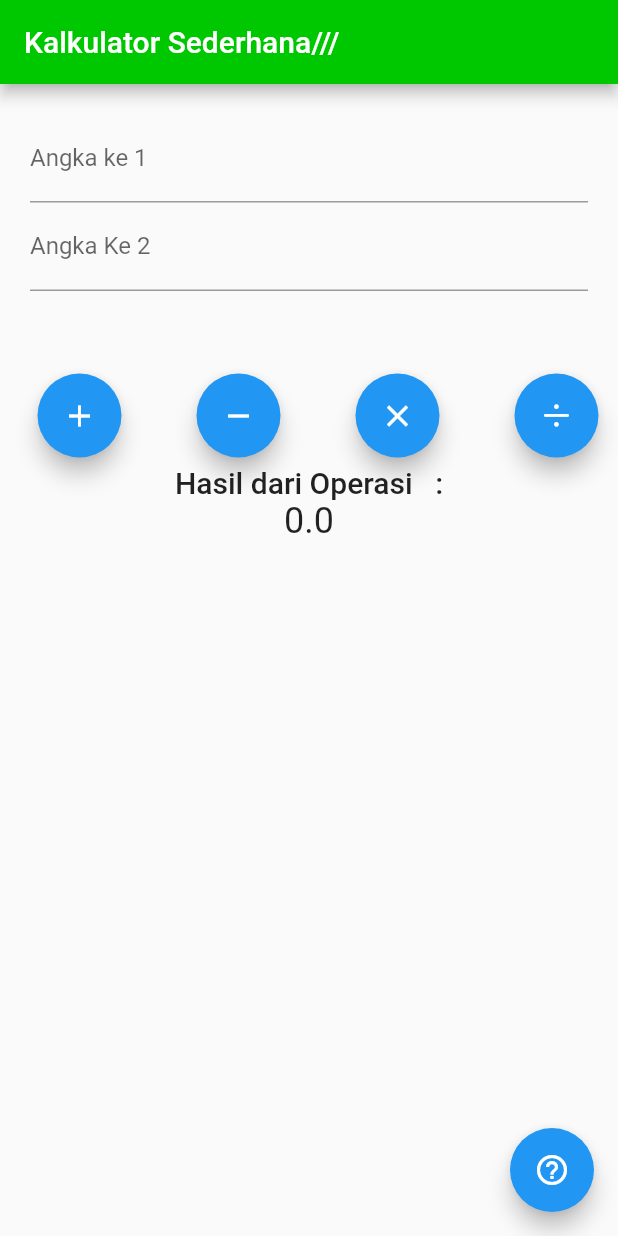
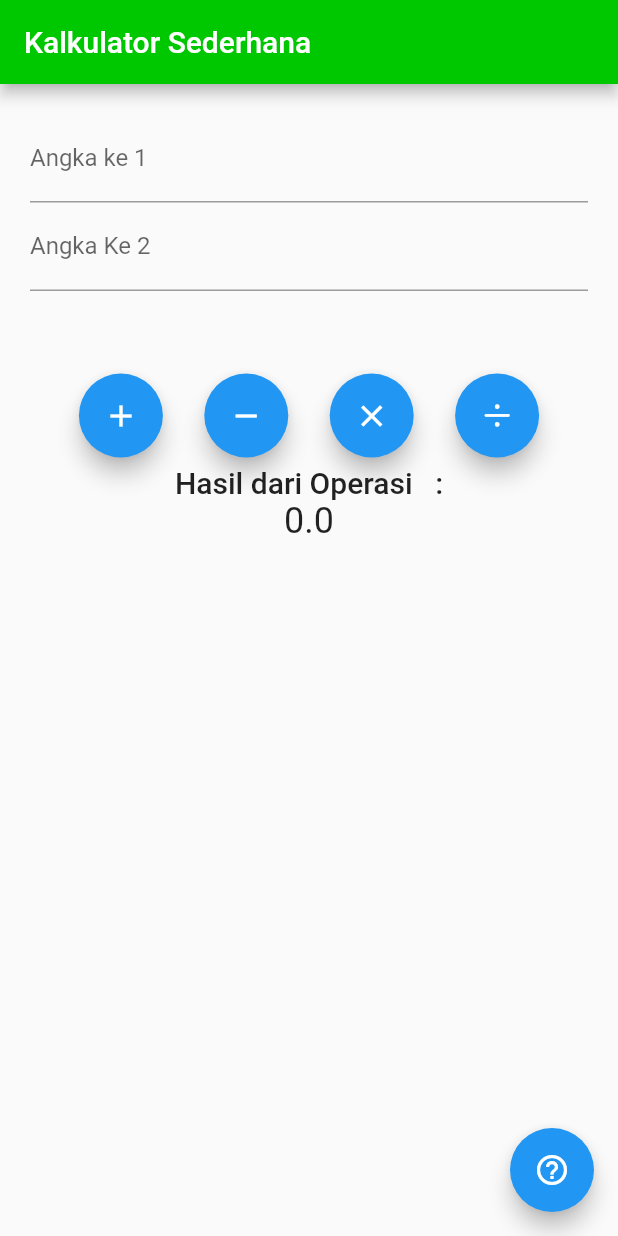
Before and after one commit to MF-Rozi/Simple-Calculator-Flutter, a Flutter app: the screen it shows after launch, on a phone screen of 412 x 824 dp. Run offline on Flutter 3.47's test engine with Material 2 defaults, Android fonts, the phone set to English and light mode, and no system bars; our stand-ins replace fluttertoast.

Commit message:
Fixed for Any Device

```diff
--- a/lib/main.dart
+++ b/lib/main.dart
@@ -22,7 +22,7 @@ class _MyAppState extends State<MyApp> {
     return MaterialApp(
         home: Scaffold(
       appBar: AppBar(
-        title: Text("Kalkulator Sederhana///"),
+        title: Text("Kalkulator Sederhana"),
         backgroundColor: Color.fromRGBO(0, 200, 0, 100),
       ),
       floatingActionButton: FloatingActionButton(
@@ -69,35 +69,28 @@ class _MyAppState extends State<MyApp> {
                   padding: EdgeInsets.all(2),
                   child: Center(
                     child: Row(
-
+                      mainAxisAlignment: MainAxisAlignment.spaceEvenly,
                       children: [
                         FloatingActionButton(
                           onPressed: () => Calculate('+'),
                           child: Icon(Icons.add),
                         ),
-                        SizedBox(
-                          width: 50,
-                        ),
                         FloatingActionButton(
                             onPressed: () => Calculate('-'),
-                            child: Icon(Icons.remove)),
-                        SizedBox(
-                          width: 50,
+                            child: Icon(Icons.remove)
                         ),
                         FloatingActionButton(
                           onPressed: () => Calculate('*'),
                           child: Icon(Icons.clear),
                         ),
-                        SizedBox(
-                          width: 50,
-                        ),
                         FloatingActionButton(
                           onPressed: () => Calculate('/'),
                           child: Icon(CupertinoIcons.divide)
-                        )
+                        ),
                       ],
                     ),
-                  )),
+                  )
+              ),
               Text(
                 "Hasil dari Operasi  $operasi :",
                 style: Theme.of(context).textTheme.headline6,
```
